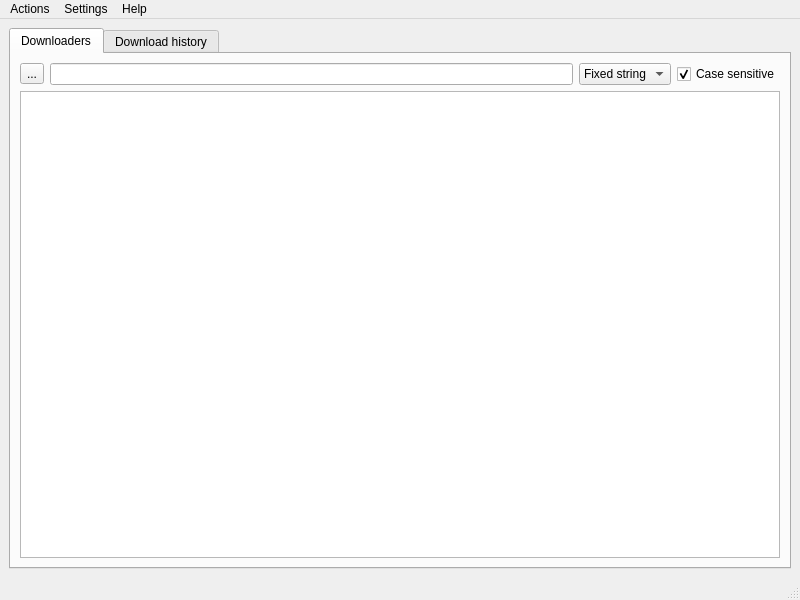
The window that src/leechcraft.ui (0xd34df00d/leechcraft) describes before a commit, drawn with Qt 5.
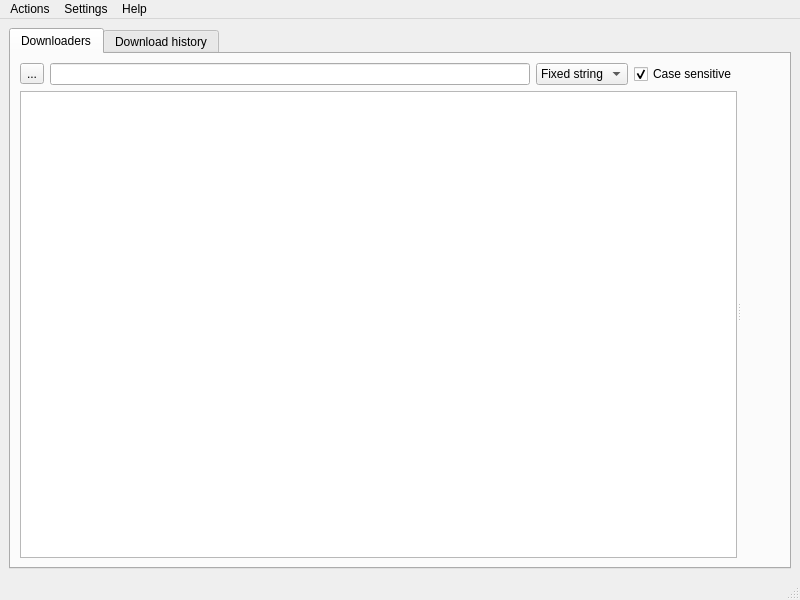
The same window after the commit. Icons and pictures are not drawn. Custom widgets are drawn as their Qt base class.

Commit message: * Core: Place controls at the right, not at the bottom. * Torrent: Now vertically-oriented stuff.

What changed in the file:
```diff
--- a/src/leechcraft.ui
+++ b/src/leechcraft.ui
@@ -38,6 +38,11 @@
        </attribute>
        <layout class="QVBoxLayout" name="verticalLayout_2" >
         <item>
+         <widget class="QSplitter" name="splitter" >
+          <property name="orientation" >
+           <enum>Qt::Horizontal</enum>
+          </property>
+          <widget class="QWidget" name="" >
          <layout class="QVBoxLayout" name="PluginsStuff_" >
           <item>
            <layout class="QHBoxLayout" name="horizontalLayout" >
@@ -107,6 +112,20 @@
            </widget>
           </item>
          </layout>
+          </widget>
+          <widget class="QDockWidget" name="ControlsDockWidget_" >
+           <property name="floating" >
+            <bool>false</bool>
+           </property>
+           <property name="features" >
+            <set>QDockWidget::DockWidgetVerticalTitleBar</set>
+           </property>
+           <property name="allowedAreas" >
+            <set>Qt::RightDockWidgetArea</set>
+           </property>
+           <widget class="QWidget" name="dockWidgetContents_3" />
+          </widget>
+         </widget>
         </item>
        </layout>
       </widget>
```
Lines whose indentation alone changed are shown as unchanged. The commit also changes 9 other files.
